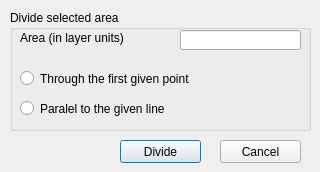
First picture: the form in area_div.ui, repository zsiki/ls, before the edit.
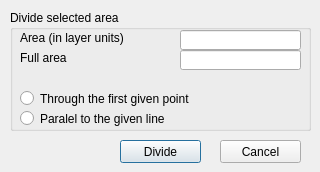
Second picture: the form after the edit.

Commit message: total area readonly field added

What changed in the file:
```diff
--- a/area_div.ui
+++ b/area_div.ui
@@ -102,7 +102,7 @@
      <rect>
       <x>10</x>
       <y>20</y>
-      <width>171</width>
+      <width>151</width>
       <height>16</height>
      </rect>
     </property>
@@ -114,7 +114,7 @@
     <property name="geometry">
      <rect>
       <x>10</x>
-      <y>60</y>
+      <y>80</y>
       <width>271</width>
       <height>17</height>
      </rect>
@@ -133,7 +133,7 @@
     <property name="geometry">
      <rect>
       <x>10</x>
-      <y>90</y>
+      <y>100</y>
       <width>271</width>
       <height>17</height>
      </rect>
@@ -148,6 +148,32 @@
      <string>Paralel to the given line</string>
     </property>
    </widget>
+   <widget class="QLabel" name="TotalLabel">
+    <property name="geometry">
+     <rect>
+      <x>10</x>
+      <y>40</y>
+      <width>151</width>
+      <height>16</height>
+     </rect>
+    </property>
+    <property name="text">
+     <string>Full area</string>
+    </property>
+   </widget>
+   <widget class="QLineEdit" name="TotalLineEdit">
+    <property name="geometry">
+     <rect>
+      <x>170</x>
+      <y>40</y>
+      <width>121</width>
+      <height>20</height>
+     </rect>
+    </property>
+    <property name="readOnly">
+     <bool>true</bool>
+    </property>
+   </widget>
   </widget>
  </widget>
  <tabstops>
```
The commit also changes 1 other file.
